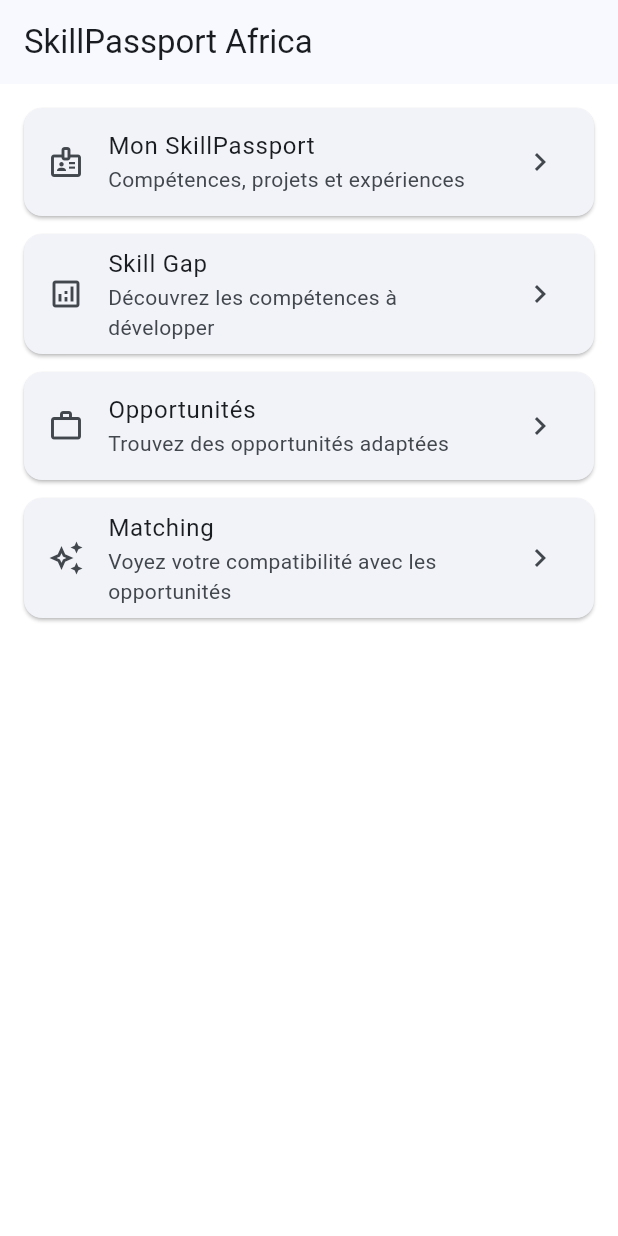
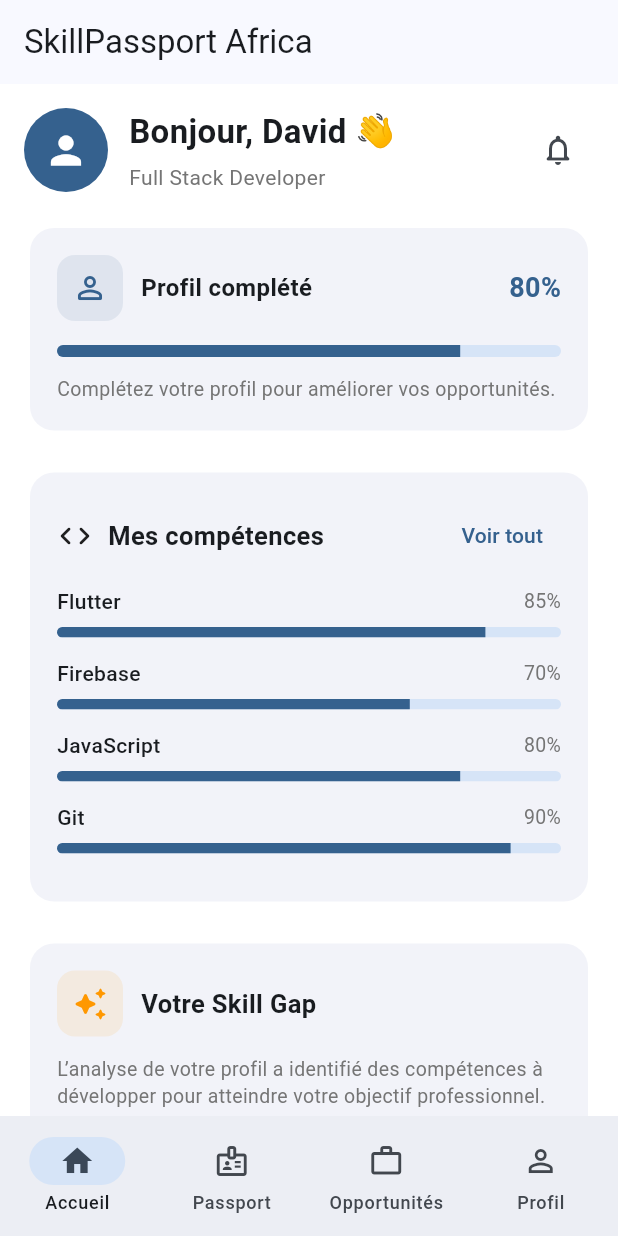
Before and after one commit to Dav28-art/SkillPassport, a Flutter app: the screen it shows after launch, after a tap on "Continuer", on a phone screen of 412 x 824 dp. Run offline on Flutter 3.47's test engine with Material 3 defaults, Android fonts, the phone set to English and light mode, and no system bars; our stand-ins replace cloud_firestore, firebase_auth, firebase_core, firebase_storage; accounts and stored records are empty.

Commit message:
feat: create dashboard skeleton

```diff
--- a/lib/features/dashboard/presentation/pages/dashboard_page.dart
+++ b/lib/features/dashboard/presentation/pages/dashboard_page.dart
@@ -1,64 +1,176 @@
 import 'package:flutter/material.dart';
 
-class DashboardPage extends StatelessWidget {
+import '../widgets/welcome_header.dart';
+import '../widgets/profile_completion_card.dart';
+import '../widgets/skill_summary_card.dart';
+import '../widgets/skill_gap_card.dart';
+import '../widgets/opportunity_card.dart';
+
+class DashboardPage extends StatefulWidget {
   const DashboardPage({super.key});
+
+  @override
+  State<DashboardPage> createState() => _DashboardPageState();
+}
+
+class _DashboardPageState extends State<DashboardPage> {
+  int _currentIndex = 0;
+
+  // Données temporaires pour le MVP.
+  // Elles seront remplacées par Firebase plus tard.
+  final List<Map<String, dynamic>> _skills = [
+    {
+      'name': 'Flutter',
+      'level': 85,
+    },
+    {
+      'name': 'Firebase',
+      'level': 70,
+    },
+    {
+      'name': 'JavaScript',
+      'level': 80,
+    },
+    {
+      'name': 'Git',
+      'level': 90,
+    },
+  ];
+
+  final List<String> _missingSkills = [
+    'Node.js',
+    'PostgreSQL',
+    'Docker',
+  ];
 
   @override
   Widget build(BuildContext context) {
     return Scaffold(
       appBar: AppBar(
         title: const Text('SkillPassport Africa'),
+        centerTitle: false,
       ),
-      body: ListView(
-        padding: const EdgeInsets.all(16),
-        children: const [
-          _DashboardCard(
-            title: 'Mon SkillPassport',
-            subtitle: 'Compétences, projets et expériences',
-            icon: Icons.badge_outlined,
+
+      body: SafeArea(
+        child: RefreshIndicator(
+          onRefresh: () async {
+            // Plus tard :
+            // récupérer les données Firebase.
+            await Future.delayed(
+              const Duration(milliseconds: 500),
+            );
+          },
+          child: SingleChildScrollView(
+            physics: const AlwaysScrollableScrollPhysics(),
+            padding: const EdgeInsets.all(16),
+            child: Column(
+              crossAxisAlignment: CrossAxisAlignment.start,
+              children: [
+                // Bienvenue
+                const WelcomeHeader(
+                  name: 'David',
+                  role: 'Full Stack Developer',
+                ),
+
+                const SizedBox(height: 20),
+
+                // Profil
+                const ProfileCompletionCard(
+                  completion: 0.80,
+                ),
+
+                const SizedBox(height: 20),
+
+                // Compétences
+                SkillSummaryCard(
+                  skills: _skills,
+                ),
+
+                const SizedBox(height: 20),
+
+                // Skill Gap
+                SkillGapCard(
+                  missingSkills: _missingSkills,
+                ),
+
+                const SizedBox(height: 20),
+
+                // Section opportunités
+                Row(
+                  mainAxisAlignment:
+                      MainAxisAlignment.spaceBetween,
+                  children: [
+                    const Text(
+                      'Opportunités pour vous',
+                      style: TextStyle(
+                        fontSize: 18,
+                        fontWeight: FontWeight.bold,
+                      ),
+                    ),
+                    TextButton(
+                      onPressed: () {},
+                      child: const Text('Voir tout'),
+                    ),
+                  ],
+                ),
+
+                const SizedBox(height: 8),
+
+                // Opportunité 1
+                const OpportunityCard(
+                  title: 'Flutter Developer',
+                  company: 'Tech Africa',
+                  location: 'Afrique / Remote',
+                  matchPercentage: 91,
+                  remote: true,
+                ),
+
+                // Opportunité 2
+                const OpportunityCard(
+                  title: 'Full Stack Developer',
+                  company: 'Digital Africa',
+                  location: 'Lomé, Togo',
+                  matchPercentage: 84,
+                  remote: false,
+                ),
+
+                const SizedBox(height: 20),
+              ],
+            ),
           ),
-          _DashboardCard(
-            title: 'Skill Gap',
-            subtitle: 'Découvrez les compétences à développer',
-            icon: Icons.analytics_outlined,
+        ),
+      ),
+
+      bottomNavigationBar: NavigationBar(
+        selectedIndex: _currentIndex,
+        onDestinationSelected: (index) {
+          setState(() {
+            _currentIndex = index;
+          });
+        },
+        destinations: const [
+          NavigationDestination(
+            icon: Icon(Icons.home_outlined),
+            selectedIcon: Icon(Icons.home),
+            label: 'Accueil',
           ),
-          _DashboardCard(
-            title: 'Opportunités',
-            subtitle: 'Trouvez des opportunités adaptées',
-            icon: Icons.work_outline,
+          NavigationDestination(
+            icon: Icon(Icons.badge_outlined),
+            selectedIcon: Icon(Icons.badge),
+            label: 'Passport',
           ),
-          _DashboardCard(
-            title: 'Matching',
-            subtitle: 'Voyez votre compatibilité avec les opportunités',
-            icon: Icons.auto_awesome_outlined,
+          NavigationDestination(
+            icon: Icon(Icons.work_outline),
+            selectedIcon: Icon(Icons.work),
+            label: 'Opportunités',
+          ),
+          NavigationDestination(
+            icon: Icon(Icons.person_outline),
+            selectedIcon: Icon(Icons.person),
+            label: 'Profil',
           ),
         ],
       ),
     );
   }
 }
-
-class _DashboardCard extends StatelessWidget {
-  final String title;
-  final String subtitle;
-  final IconData icon;
-
-  const _DashboardCard({
-    required this.title,
-    required this.subtitle,
-    required this.icon,
-  });
-
-  @override
-  Widget build(BuildContext context) {
-    return Card(
-      margin: const EdgeInsets.only(bottom: 12),
-      child: ListTile(
-        leading: Icon(icon),
-        title: Text(title),
-        subtitle: Text(subtitle),
-        trailing: const Icon(Icons.chevron_right),
-      ),
-    );
-  }
-}
--- /dev/null
+++ b/lib/features/dashboard/presentation/widgets/opportunity_card.dart
@@ -0,0 +1,146 @@
+import 'package:flutter/material.dart';
+
+class OpportunityCard extends StatelessWidget {
+  final String title;
+  final String company;
+  final String location;
+  final int matchPercentage;
+  final bool remote;
+
+  const OpportunityCard({
+    super.key,
+    required this.title,
+    required this.company,
+    required this.location,
+    required this.matchPercentage,
+    required this.remote,
+  });
+
+  @override
+  Widget build(BuildContext context) {
+    return Card(
+      elevation: 0,
+      margin: const EdgeInsets.only(bottom: 12),
+      shape: RoundedRectangleBorder(
+        borderRadius: BorderRadius.circular(16),
+      ),
+      child: Padding(
+        padding: const EdgeInsets.all(16),
+        child: Column(
+          crossAxisAlignment: CrossAxisAlignment.start,
+          children: [
+            Row(
+              crossAxisAlignment: CrossAxisAlignment.start,
+              children: [
+                Container(
+                  width: 46,
+                  height: 46,
+                  decoration: BoxDecoration(
+                    borderRadius: BorderRadius.circular(12),
+                    color: Theme.of(context)
+                        .colorScheme
+                        .primary
+                        .withValues(alpha: 0.1),
+                  ),
+                  child: Icon(
+                    Icons.business_center_rounded,
+                    color: Theme.of(context).colorScheme.primary,
+                  ),
+                ),
+
+                const SizedBox(width: 12),
+
+                Expanded(
+                  child: Column(
+                    crossAxisAlignment: CrossAxisAlignment.start,
+                    children: [
+                      Text(
+                        title,
+                        style: const TextStyle(
+                          fontSize: 16,
+                          fontWeight: FontWeight.bold,
+                        ),
+                      ),
+                      const SizedBox(height: 4),
+                      Text(
+                        company,
+                        style: TextStyle(
+                          color: Colors.grey.shade700,
+                        ),
+                      ),
+                    ],
+                  ),
+                ),
+
+                Container(
+                  padding: const EdgeInsets.symmetric(
+                    horizontal: 10,
+                    vertical: 6,
+                  ),
+                  decoration: BoxDecoration(
+                    borderRadius: BorderRadius.circular(20),
+                    color: Colors.green.withValues(alpha: 0.1),
+                  ),
+                  child: Text(
+                    '$matchPercentage%',
+                    style: const TextStyle(
+                      color: Colors.green,
+                      fontWeight: FontWeight.bold,
+                      fontSize: 13,
+                    ),
+                  ),
+                ),
+              ],
+            ),
+
+            const SizedBox(height: 14),
+
+            Row(
+              children: [
+                Icon(
+                  Icons.location_on_outlined,
+                  size: 17,
+                  color: Colors.grey.shade600,
+                ),
+                const SizedBox(width: 5),
+                Text(
+                  location,
+                  style: TextStyle(
+                    fontSize: 13,
+                    color: Colors.grey.shade600,
+                  ),
+                ),
+                const SizedBox(width: 14),
+                if (remote) ...[
+                  Icon(
+                    Icons.public,
+                    size: 17,
+                    color: Colors.grey.shade600,
+                  ),
+                  const SizedBox(width: 5),
+                  Text(
+                    'Remote',
+                    style: TextStyle(
+                      fontSize: 13,
+                      color: Colors.grey.shade600,
+                    ),
+                  ),
+                ],
+              ],
+            ),
+
+            const SizedBox(height: 14),
+
+            SizedBox(
+              width: double.infinity,
+              child: ElevatedButton(
+                onPressed: () {},
+                child: const Text('Voir l’opportunité'),
+              ),
+            ),
+          ],
+        ),
+      ),
+    );
+  }
+}
--- /dev/null
+++ b/lib/features/dashboard/presentation/widgets/profile_completion_card.dart
@@ -0,0 +1,84 @@
+import 'package:flutter/material.dart';
+
+class ProfileCompletionCard extends StatelessWidget {
+  final double completion;
+
+  const ProfileCompletionCard({
+    super.key,
+    required this.completion,
+  });
+
+  @override
+  Widget build(BuildContext context) {
+    final percentage = (completion * 100).round();
+
+    return Card(
+      elevation: 0,
+      shape: RoundedRectangleBorder(
+        borderRadius: BorderRadius.circular(16),
+      ),
+      child: Padding(
+        padding: const EdgeInsets.all(18),
+        child: Column(
+          crossAxisAlignment: CrossAxisAlignment.start,
+          children: [
+            Row(
+              children: [
+                Container(
+                  padding: const EdgeInsets.all(10),
+                  decoration: BoxDecoration(
+                    color: Theme.of(context)
+                        .colorScheme
+                        .primary
+                        .withValues(alpha: 0.1),
+                    borderRadius: BorderRadius.circular(12),
+                  ),
+                  child: Icon(
+                    Icons.person_outline_rounded,
+                    color: Theme.of(context).colorScheme.primary,
+                  ),
+                ),
+                const SizedBox(width: 12),
+                const Expanded(
+                  child: Text(
+                    'Profil complété',
+                    style: TextStyle(
+                      fontSize: 16,
+                      fontWeight: FontWeight.bold,
+                    ),
+                  ),
+                ),
+                Text(
+                  '$percentage%',
+                  style: TextStyle(
+                    fontSize: 18,
+                    fontWeight: FontWeight.bold,
+                    color: Theme.of(context).colorScheme.primary,
+                  ),
+                ),
+              ],
+            ),
+            const SizedBox(height: 16),
+            ClipRRect(
+              borderRadius: BorderRadius.circular(10),
+              child: LinearProgressIndicator(
+                value: completion,
+                minHeight: 8,
+              ),
+            ),
+            const SizedBox(height: 12),
+            Text(
+              completion >= 1
+                  ? 'Votre profil est complet.'
+                  : 'Complétez votre profil pour améliorer vos opportunités.',
+              style: TextStyle(
+                fontSize: 13,
+                color: Colors.grey.shade600,
+              ),
+            ),
+          ],
+        ),
+      ),
+    );
+  }
+}
--- /dev/null
+++ b/lib/features/dashboard/presentation/widgets/skill_gap_card.dart
@@ -0,0 +1,93 @@
+import 'package:flutter/material.dart';
+
+class SkillGapCard extends StatelessWidget {
+  final List<String> missingSkills;
+
+  const SkillGapCard({
+    super.key,
+    required this.missingSkills,
+  });
+
+  @override
+  Widget build(BuildContext context) {
+    return Card(
+      elevation: 0,
+      shape: RoundedRectangleBorder(
+        borderRadius: BorderRadius.circular(16),
+      ),
+      child: Padding(
+        padding: const EdgeInsets.all(18),
+        child: Column(
+          crossAxisAlignment: CrossAxisAlignment.start,
+          children: [
+            Row(
+              children: [
+                Container(
+                  padding: const EdgeInsets.all(10),
+                  decoration: BoxDecoration(
+                    color: Colors.orange.withValues(alpha: 0.1),
+                    borderRadius: BorderRadius.circular(12),
+                  ),
+                  child: const Icon(
+                    Icons.auto_awesome_rounded,
+                    color: Colors.orange,
+                  ),
+                ),
+                const SizedBox(width: 12),
+                const Expanded(
+                  child: Text(
+                    'Votre Skill Gap',
+                    style: TextStyle(
+                      fontSize: 17,
+                      fontWeight: FontWeight.bold,
+                    ),
+                  ),
+                ),
+              ],
+            ),
+
+            const SizedBox(height: 12),
+
+            Text(
+              'L’analyse de votre profil a identifié des compétences à développer pour atteindre votre objectif professionnel.',
+              style: TextStyle(
+                fontSize: 13,
+                color: Colors.grey.shade600,
+                height: 1.4,
+              ),
+            ),
+
+            const SizedBox(height: 16),
+
+            Wrap(
+              spacing: 8,
+              runSpacing: 8,
+              children: missingSkills.map(
+                (skill) {
+                  return Chip(
+                    avatar: const Icon(
+                      Icons.trending_up_rounded,
+                      size: 18,
+                    ),
+                    label: Text(skill),
+                  );
+                },
+              ).toList(),
+            ),
+
+            const SizedBox(height: 12),
+
+            SizedBox(
+              width: double.infinity,
+              child: OutlinedButton.icon(
+                onPressed: () {},
+                icon: const Icon(Icons.auto_awesome),
+                label: const Text('Voir mon parcours recommandé'),
+              ),
+            ),
+          ],
+        ),
+      ),
+    );
+  }
+}
--- /dev/null
+++ b/lib/features/dashboard/presentation/widgets/skill_summary_card.dart
@@ -0,0 +1,91 @@
+import 'package:flutter/material.dart';
+
+class SkillSummaryCard extends StatelessWidget {
+  final List<Map<String, dynamic>> skills;
+
+  const SkillSummaryCard({
+    super.key,
+    required this.skills,
+  });
+
+  @override
+  Widget build(BuildContext context) {
+    return Card(
+      elevation: 0,
+      shape: RoundedRectangleBorder(
+        borderRadius: BorderRadius.circular(16),
+      ),
+      child: Padding(
+        padding: const EdgeInsets.all(18),
+        child: Column(
+          crossAxisAlignment: CrossAxisAlignment.start,
+          children: [
+            Row(
+              children: [
+                const Icon(Icons.code_rounded),
+                const SizedBox(width: 10),
+                const Expanded(
+                  child: Text(
+                    'Mes compétences',
+                    style: TextStyle(
+                      fontSize: 17,
+                      fontWeight: FontWeight.bold,
+                    ),
+                  ),
+                ),
+                TextButton(
+                  onPressed: () {},
+                  child: const Text('Voir tout'),
+                ),
+              ],
+            ),
+            const SizedBox(height: 10),
+
+            ...skills.map(
+              (skill) {
+                final String name = skill['name'];
+                final int level = skill['level'];
+
+                return Padding(
+                  padding: const EdgeInsets.only(bottom: 14),
+                  child: Column(
+                    crossAxisAlignment: CrossAxisAlignment.start,
+                    children: [
+                      Row(
+                        mainAxisAlignment:
+                            MainAxisAlignment.spaceBetween,
+                        children: [
+                          Text(
+                            name,
+                            style: const TextStyle(
+                              fontWeight: FontWeight.w500,
+                            ),
+                          ),
+                          Text(
+                            '$level%',
+                            style: TextStyle(
+                              fontSize: 13,
+                              color: Colors.grey.shade600,
+                            ),
+                          ),
+                        ],
+                      ),
+                      const SizedBox(height: 7),
+                      ClipRRect(
+                        borderRadius: BorderRadius.circular(10),
+                        child: LinearProgressIndicator(
+                          value: level / 100,
+                          minHeight: 7,
+                        ),
+                      ),
+                    ],
+                  ),
+                );
+              },
+            ),
+          ],
+        ),
+      ),
+    );
+  }
+}
--- /dev/null
+++ b/lib/features/dashboard/presentation/widgets/welcome_header.dart
@@ -0,0 +1,57 @@
+import 'package:flutter/material.dart';
+
+class WelcomeHeader extends StatelessWidget {
+  final String name;
+  final String role;
+
+  const WelcomeHeader({
+    super.key,
+    required this.name,
+    required this.role,
+  });
+
+  @override
+  Widget build(BuildContext context) {
+    return Row(
+      crossAxisAlignment: CrossAxisAlignment.center,
+      children: [
+        CircleAvatar(
+          radius: 28,
+          backgroundColor: Theme.of(context).colorScheme.primary,
+          child: const Icon(
+            Icons.person,
+            color: Colors.white,
+            size: 30,
+          ),
+        ),
+        const SizedBox(width: 14),
+        Expanded(
+          child: Column(
+            crossAxisAlignment: CrossAxisAlignment.start,
+            children: [
+              Text(
+                'Bonjour, $name 👋',
+                style: const TextStyle(
+                  fontSize: 22,
+                  fontWeight: FontWeight.bold,
+                ),
+              ),
+              const SizedBox(height: 4),
+              Text(
+                role,
+                style: TextStyle(
+                  fontSize: 14,
+                  color: Colors.grey.shade600,
+                ),
+              ),
+            ],
+          ),
+        ),
+        IconButton(
+          onPressed: () {},
+          icon: const Icon(Icons.notifications_none_rounded),
+        ),
+      ],
+    );
+  }
+}
```
Also changed, not shown: 1 other file.
